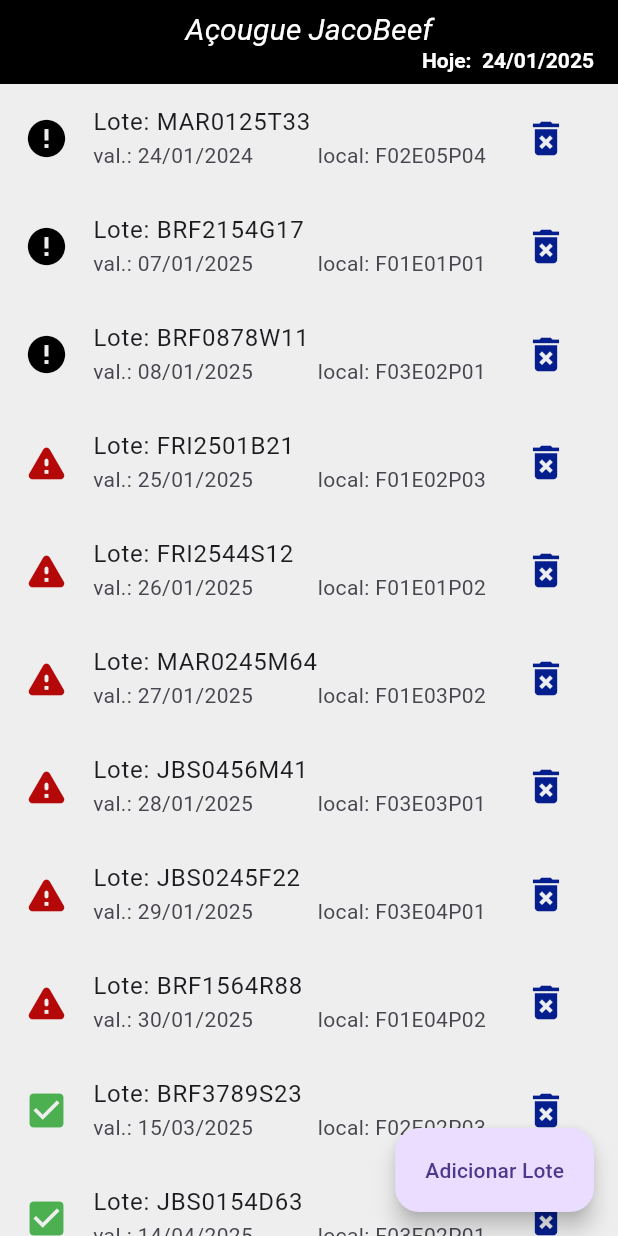
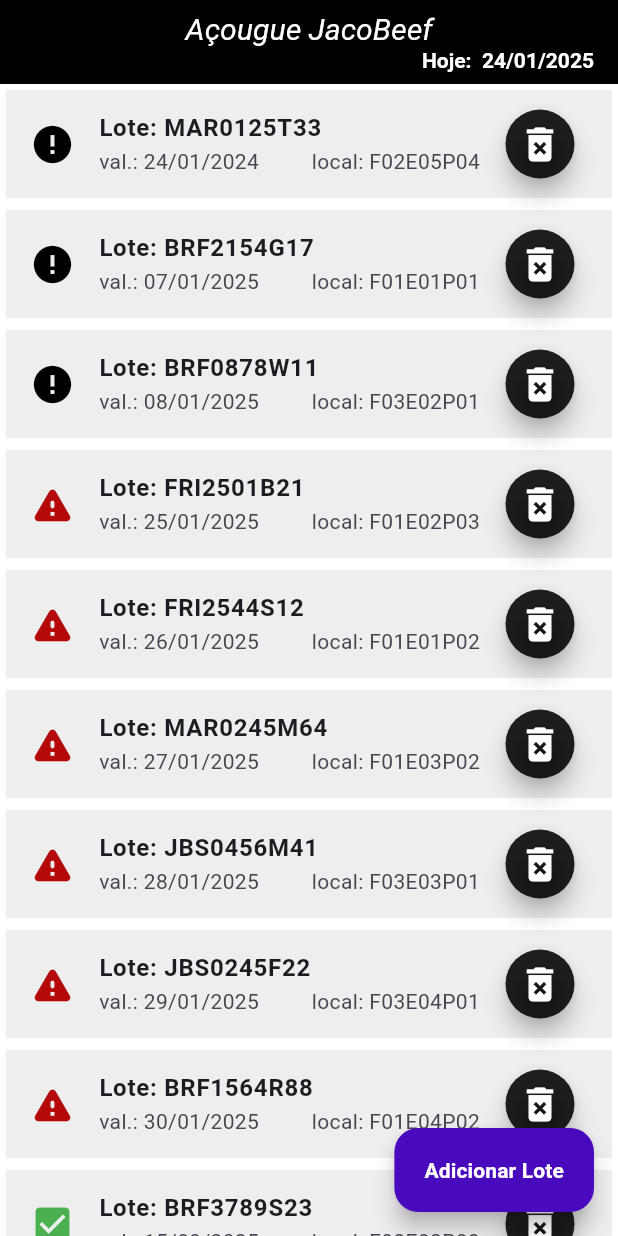
Before and after one commit to itajacy/acougue, a Flutter app: the screen it shows after launch, on a phone screen of 412 x 824 dp. Run offline on Flutter 3.47's test engine with Material 3 defaults, Android fonts, the phone set to English and light mode, and no system bars.

Commit message:
alteracoes na tela

```diff
--- a/lib/my_butcher_home.dart
+++ b/lib/my_butcher_home.dart
@@ -135,7 +135,11 @@ class _MyButcherHomeState extends State<MyButcherHome> {
               null => throw UnimplementedError(),
             },
             tileColor: Colors.grey[200],
-            title: Text('Lote: ${batch.batchId}'),
+            title: Text(
+              'Lote: ${batch.batchId}',
+              style: TextStyle(fontWeight: FontWeight.bold),
+            ),
+            shape: Border.all(color: Colors.white, width: 4),
             subtitle: Row(
               mainAxisAlignment: MainAxisAlignment.spaceBetween,
               children: [
@@ -152,17 +156,28 @@ class _MyButcherHomeState extends State<MyButcherHome> {
                 });
               },
               icon: Icon(Icons.delete_forever),
-              color: const Color.fromARGB(255, 5, 30, 141),
+              style: ButtonStyle(
+                backgroundColor: WidgetStatePropertyAll<Color>(Colors.black87),
+                foregroundColor: WidgetStatePropertyAll<Color>(Colors.white),
+                shadowColor: WidgetStatePropertyAll<Color>(Colors.black),
+                elevation: WidgetStatePropertyAll<double>(6),
+              ),
               iconSize: 30,
+              highlightColor: const Color.fromARGB(255, 173, 99, 30),
             ),
           );
         },
       ),
       floatingActionButton: FloatingActionButton.extended(
         onPressed: () {},
-        label: Text('Adicionar Lote'),
+        label: Text(
+          'Adicionar Lote',
+          style: TextStyle(fontWeight: FontWeight.bold),
+        ),
         tooltip: 'Cadastrar um novo Lote',
         hoverElevation: 120.0,
+        backgroundColor: const Color.fromARGB(255, 73, 10, 190),
+        foregroundColor: Colors.white,
       ),
     );
   }
```
